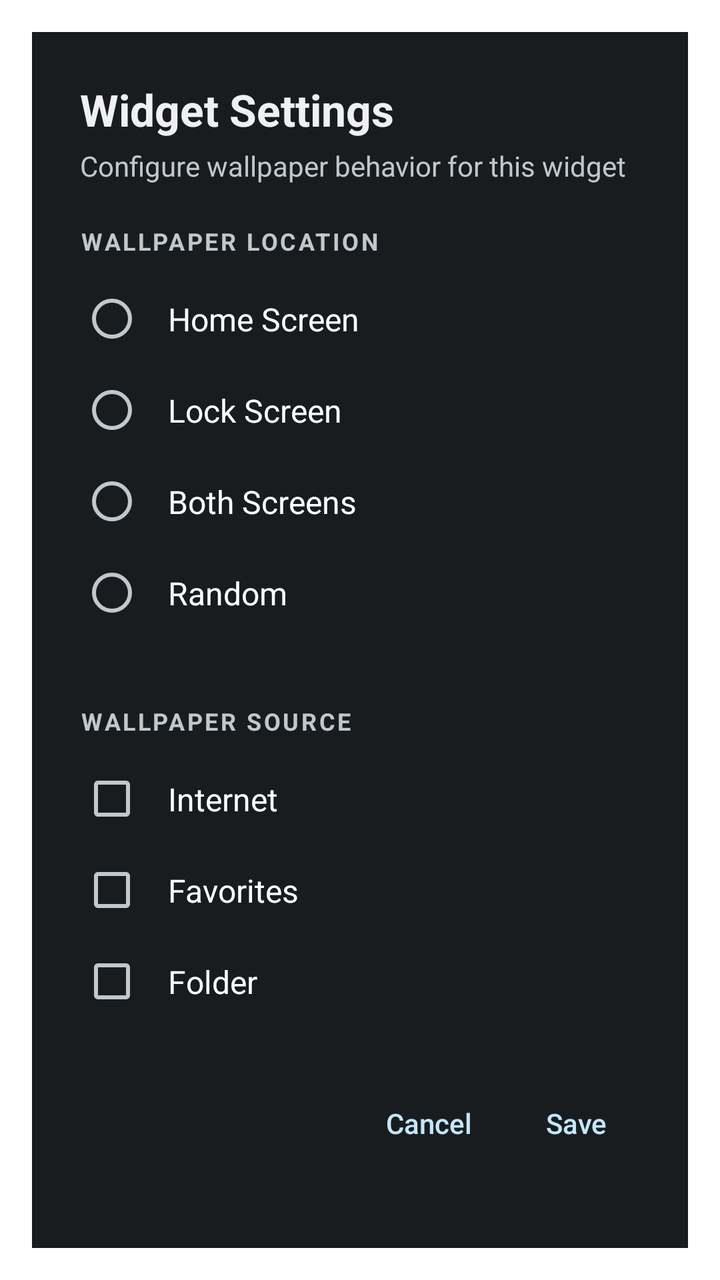
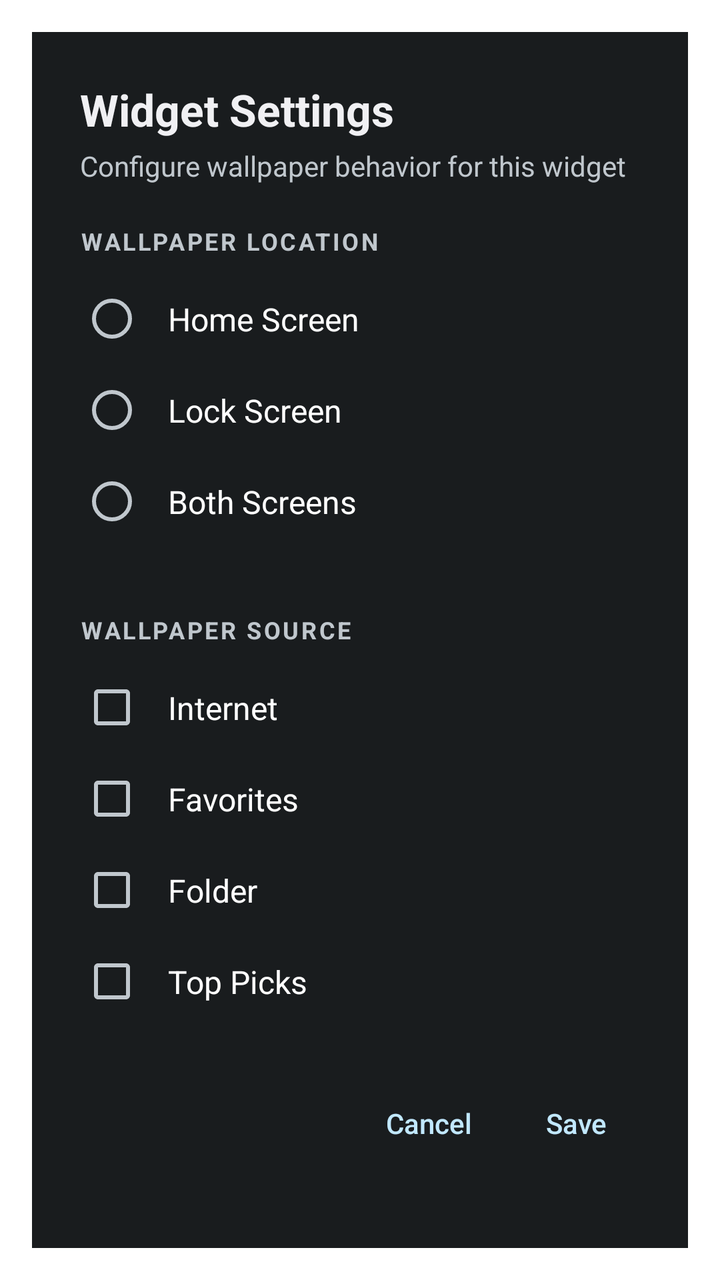

Screens rendered from an Android XML layout before and after an edit, with the pre-edit source and the edit as a unified diff.
<!-- AndroidManifest.xml: activity theme android:Theme.DeviceDefault.Dialog -->
<!-- res/layout/widget_config.xml -->
<?xml version="1.0" encoding="utf-8"?>
<ScrollView xmlns:android="http://schemas.android.com/apk/res/android"
    android:layout_width="match_parent"
    android:layout_height="match_parent"
    android:background="?android:attr/colorBackground">

    <LinearLayout
        android:layout_width="match_parent"
        android:layout_height="wrap_content"
        android:orientation="vertical"
        android:padding="24dp">

        <TextView
            android:layout_width="wrap_content"
            android:layout_height="wrap_content"
            android:text="Widget Settings"
            android:textSize="22sp"
            android:textStyle="bold"
            android:textColor="?android:attr/textColorPrimary" />

        <TextView
            android:layout_width="wrap_content"
            android:layout_height="wrap_content"
            android:text="Configure wallpaper behavior for this widget"
            android:textSize="14sp"
            android:textColor="?android:attr/textColorSecondary"
            android:layout_marginTop="4dp"
            android:layout_marginBottom="20dp" />

        <TextView
            android:layout_width="wrap_content"
            android:layout_height="wrap_content"
            android:text="WALLPAPER LOCATION"
            android:textSize="12sp"
            android:textStyle="bold"
            android:textColor="?android:attr/textColorSecondary"
            android:letterSpacing="0.1"
            android:layout_marginBottom="8dp" />

        <RadioGroup
            android:id="@+id/location_group"
            android:layout_width="match_parent"
            android:layout_height="wrap_content"
            android:orientation="vertical">

            <RadioButton
                android:id="@+id/radio_home"
                android:layout_width="match_parent"
                android:layout_height="wrap_content"
                android:text="Home Screen"
                android:padding="12dp"
                android:textSize="16sp" />

            <RadioButton
                android:id="@+id/radio_lock"
                android:layout_width="match_parent"
                android:layout_height="wrap_content"
                android:text="Lock Screen"
                android:padding="12dp"
                android:textSize="16sp" />

            <RadioButton
                android:id="@+id/radio_both"
                android:layout_width="match_parent"
                android:layout_height="wrap_content"
                android:text="Both Screens"
                android:padding="12dp"
                android:textSize="16sp" />

            <RadioButton
                android:id="@+id/radio_random"
                android:layout_width="match_parent"
                android:layout_height="wrap_content"
                android:text="Random"
                android:padding="12dp"
                android:textSize="16sp" />
        </RadioGroup>

        <View
            android:layout_width="match_parent"
            android:layout_height="1dp"
            android:background="?android:attr/listDivider"
            android:layout_marginVertical="16dp" />

        <TextView
            android:layout_width="wrap_content"
            android:layout_height="wrap_content"
            android:text="WALLPAPER SOURCE"
            android:textSize="12sp"
            android:textStyle="bold"
            android:textColor="?android:attr/textColorSecondary"
            android:letterSpacing="0.1"
            android:layout_marginBottom="8dp" />

        <CheckBox
            android:id="@+id/chk_internet"
            android:layout_width="match_parent"
            android:layout_height="wrap_content"
            android:text="Internet"
            android:padding="12dp"
            android:textSize="16sp" />

        <CheckBox
            android:id="@+id/chk_favorites"
            android:layout_width="match_parent"
            android:layout_height="wrap_content"
            android:text="Favorites"
            android:padding="12dp"
            android:textSize="16sp" />

        <CheckBox
            android:id="@+id/chk_folder"
            android:layout_width="match_parent"
            android:layout_height="wrap_content"
            android:text="Folder"
            android:padding="12dp"
            android:textSize="16sp" />

        <LinearLayout
            android:layout_width="match_parent"
            android:layout_height="wrap_content"
            android:orientation="horizontal"
            android:layout_marginTop="24dp"
            android:gravity="end">

            <Button
                android:id="@+id/btn_cancel"
                android:layout_width="wrap_content"
                android:layout_height="48dp"
                android:text="Cancel"
                android:textAllCaps="false"
                style="?android:attr/buttonBarButtonStyle" />

            <Button
                android:id="@+id/btn_save"
                android:layout_width="wrap_content"
                android:layout_height="48dp"
                android:text="Save"
                android:textAllCaps="false"
                android:layout_marginStart="8dp"
                style="?android:attr/buttonBarButtonStyle" />
        </LinearLayout>
    </LinearLayout>
</ScrollView>
<!-- resources referenced by this layout -->
<resources>

</resources>

<!-- the commit's change to res/layout/widget_config.xml (unified diff, before → after) -->
@@ -66,14 +66,6 @@
                 android:text="Both Screens"
                 android:padding="12dp"
                 android:textSize="16sp" />
-
-            <RadioButton
-                android:id="@+id/radio_random"
-                android:layout_width="match_parent"
-                android:layout_height="wrap_content"
-                android:text="Random"
-                android:padding="12dp"
-                android:textSize="16sp" />
         </RadioGroup>
 
         <View
@@ -116,6 +108,14 @@
             android:padding="12dp"
             android:textSize="16sp" />
 
+        <CheckBox
+            android:id="@+id/chk_toppicks"
+            android:layout_width="match_parent"
+            android:layout_height="wrap_content"
+            android:text="Top Picks"
+            android:padding="12dp"
+            android:textSize="16sp" />
+
         <LinearLayout
             android:layout_width="match_parent"
             android:layout_height="wrap_content"
